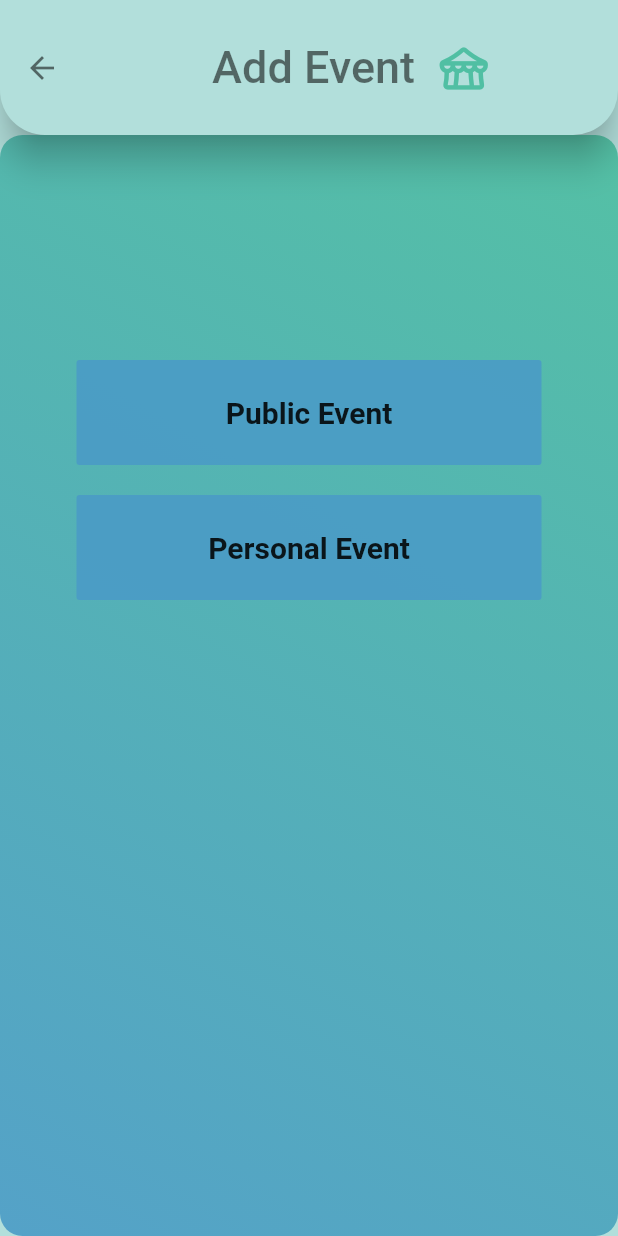
After one commit to mooha9/Eventy_app, a Flutter app: the HomePage screen opened directly, after a tap on the "add" icon, on a phone screen of 412 x 824 dp. The commit adds this screen. Run offline on Flutter 3.47's test engine with Material 2 defaults, Android fonts, the phone set to English and light mode, and no system bars; our stand-ins replace fancy_bottom_navigation, flutter_rating_bar.

Commit message:
Add event

```diff
--- a/lib/connect.dart
+++ b/lib/connect.dart
@@ -64,8 +64,7 @@ class _MyHomePageState extends State<MyHomePage> {
               title: " ",
               onclick: () {
                 ChatPage();
-                final FancyBottomNavigationState fState = bottomNavigationKey
-                    .currentState as FancyBottomNavigationState;
+
               }),
 
           TabData(
@@ -73,8 +72,7 @@ class _MyHomePageState extends State<MyHomePage> {
               title: " ",
               onclick: () {
                 HomePage();
-                final FancyBottomNavigationState fState = bottomNavigationKey
-                    .currentState as FancyBottomNavigationState;
+
               }),
 
           TabData(
@@ -82,8 +80,7 @@ class _MyHomePageState extends State<MyHomePage> {
               title: " ",
               onclick: () {
                 FavoritePage();
-                final FancyBottomNavigationState fState = bottomNavigationKey
-                    .currentState as FancyBottomNavigationState;
+
               }),
 
           TabData(
@@ -91,8 +88,7 @@ class _MyHomePageState extends State<MyHomePage> {
               title: " " ,
               onclick: () {
                 ProfilePage();
-                final FancyBottomNavigationState fState = bottomNavigationKey
-                    .currentState as FancyBottomNavigationState;
+
               }),
         ],
         initialSelection: 2,
--- /dev/null
+++ b/lib/screens/addEventPage.dart
@@ -0,0 +1,126 @@
+
+
+import 'package:flutter/material.dart';
+
+class AddEvent extends StatefulWidget {
+  @override
+  _AddEventState createState() => _AddEventState();
+}
+
+class _AddEventState extends State<AddEvent> {
+
+  @override
+  Widget build(BuildContext context) {
+    return Scaffold(
+      backgroundColor: Colors.teal[100],
+      appBar: AppBar(
+
+         backgroundColor: Colors.teal[100],
+         shape: RoundedRectangleBorder(
+      borderRadius: BorderRadius.vertical(
+        bottom: Radius.circular(30),
+      ),
+    ),
+        elevation: 10,
+        toolbarHeight: 90,
+
+        title: Row(
+
+          mainAxisAlignment: MainAxisAlignment.center,
+
+          children: [
+            Text(
+              'Add Event  ',
+              style: TextStyle(
+                color: Colors.black54,
+                fontSize: 30,
+              ),
+            ),
+            Icon(
+              Icons.festival_rounded,
+              color: Color.fromARGB(240,74, 189, 159),
+              size: 35,
+            ),
+          ],
+
+        ),
+         leading: BackButton(
+            color: Colors.black54,
+            onPressed: () => Navigator.of(context).pop(),
+        ),
+      ),
+
+      body:
+
+            Container(
+              alignment: Alignment.center,
+
+               decoration: const BoxDecoration(
+
+                           borderRadius: BorderRadius.only(
+                              topRight: Radius.circular(15.0),
+                              bottomRight: Radius.circular(15.0),
+                              topLeft: Radius.circular(15.0),
+                              bottomLeft: Radius.circular(15.0)),
+
+                          shape: BoxShape.rectangle,
+                          gradient: LinearGradient(
+                  begin: Alignment.topRight,
+                  end: Alignment.bottomLeft,
+                  colors: [
+                      Color.fromARGB(230,74, 189, 159),
+                      Color.fromARGB(230,74, 155, 198),
+                  ],
+                )
+                        ),
+
+                child:
+                Column(
+
+                    children: [
+                      SizedBox(
+                        height: 150,
+                      ),
+
+                      FlatButton(
+
+                        height: 70,
+                        minWidth:310,
+                       color: Color.fromARGB(230,74, 155, 198),
+
+                        splashColor: Colors.black12,
+                        onPressed: (){
+                        },
+                        child: Text(
+                          "Public Event"
+                          ,
+                          style: TextStyle(fontSize: 20,fontWeight:FontWeight.bold),
+                        ),
+                      ),
+                      SizedBox(
+                        height: 20,
+                      ),
+                      FlatButton(
+                        height: 70,
+                        minWidth:310,
+                        color: Color.fromARGB(230,74, 155, 198),
+                        splashColor: Colors.black12,
+                        onPressed: (){
+                        },
+                        child: Text(
+                          "Personal Event"
+                          ,
+                          style: TextStyle(fontSize: 20,fontWeight:FontWeight.bold),
+                        ),
+                      ),
+                    ],
+                  ),
+
+            ),
+
+
+
+
+    );
+  }
+}
--- a/lib/screens/eventDetails.dart
+++ b/lib/screens/eventDetails.dart
@@ -1,7 +1,6 @@
 import 'package:flutter/material.dart';
 import 'package:eventy_app/util/data.dart';
 import 'package:flutter_rating_bar/flutter_rating_bar.dart';
-
 import 'eventItem.dart';
 
 
--- a/lib/screens/homePage.dart
+++ b/lib/screens/homePage.dart
@@ -1,9 +1,9 @@
-
 import 'package:eventy_app/screens/topEvent.dart';
 import 'package:eventy_app/util/data.dart';
 import 'package:flutter/material.dart';
+import 'addEventPage.dart';
 import 'eventItem.dart';
-import 'package:filter_list/filter_list.dart';
+
 
 class HomePage extends StatefulWidget {
   @override
@@ -41,7 +41,7 @@ class _HomePageState extends State<HomePage> {
               tooltip: 'Show Snackbar',
               onPressed: () {
                 ScaffoldMessenger.of(context)
-                    .showSnackBar(const SnackBar(content: Text('Nothing')));
+                    .showSnackBar(const SnackBar(content: Text('Nothing'), ));
               },
             ),
           ),
@@ -67,10 +67,22 @@ class _HomePageState extends State<HomePage> {
           nearEventsList(),
           SizedBox(height: 10.0),
 
+
         ],
 
       ),
+     floatingActionButton: FloatingActionButton(
+        onPressed: () {
+             Navigator.push(
+              context,
+            MaterialPageRoute(builder: (context) => AddEvent()),
+                );
+        },
+        child: const Icon(Icons.add_outlined,size: 35,),
+        backgroundColor: Colors.teal[200],
 
+
+      ),
     );
   }
 
--- a/pubspec.yaml
+++ b/pubspec.yaml
@@ -36,6 +36,7 @@ dependencies:
   flutter_launcher_icons: ^0.9.2
   filter_list: ^1.0.0
   flutter_rating_bar: ^4.0.0
+  intl: ^0.17.0
 
 dev_dependencies:
   flutter_test:
```
Also changed, not shown: pubspec.lock.
